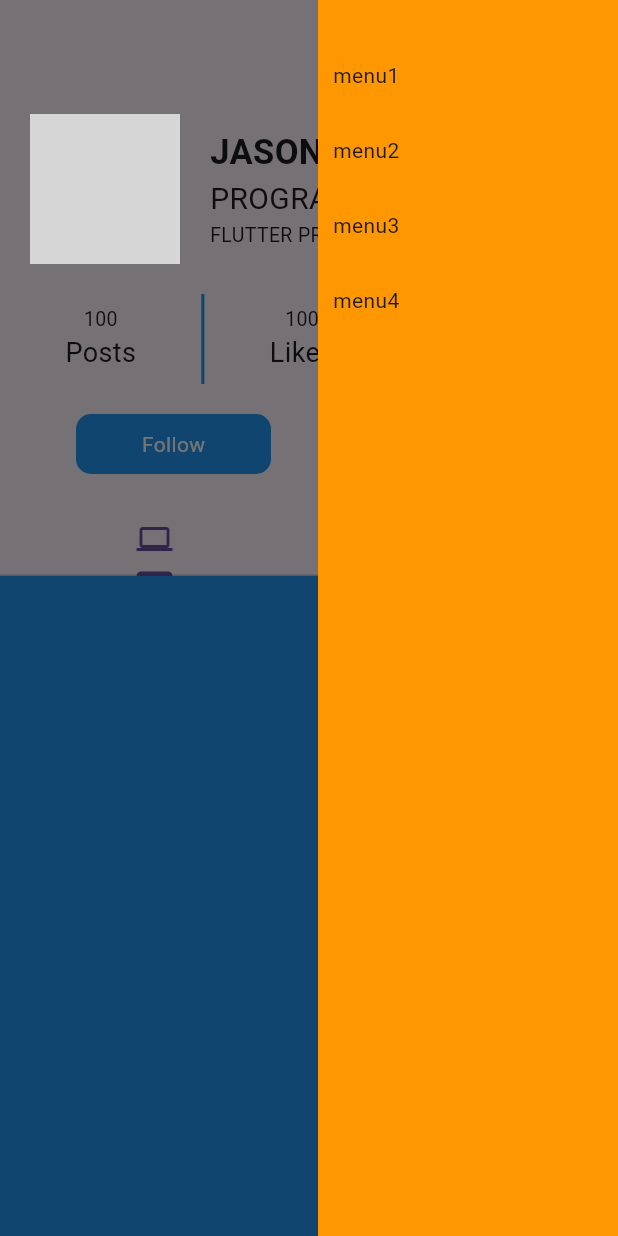
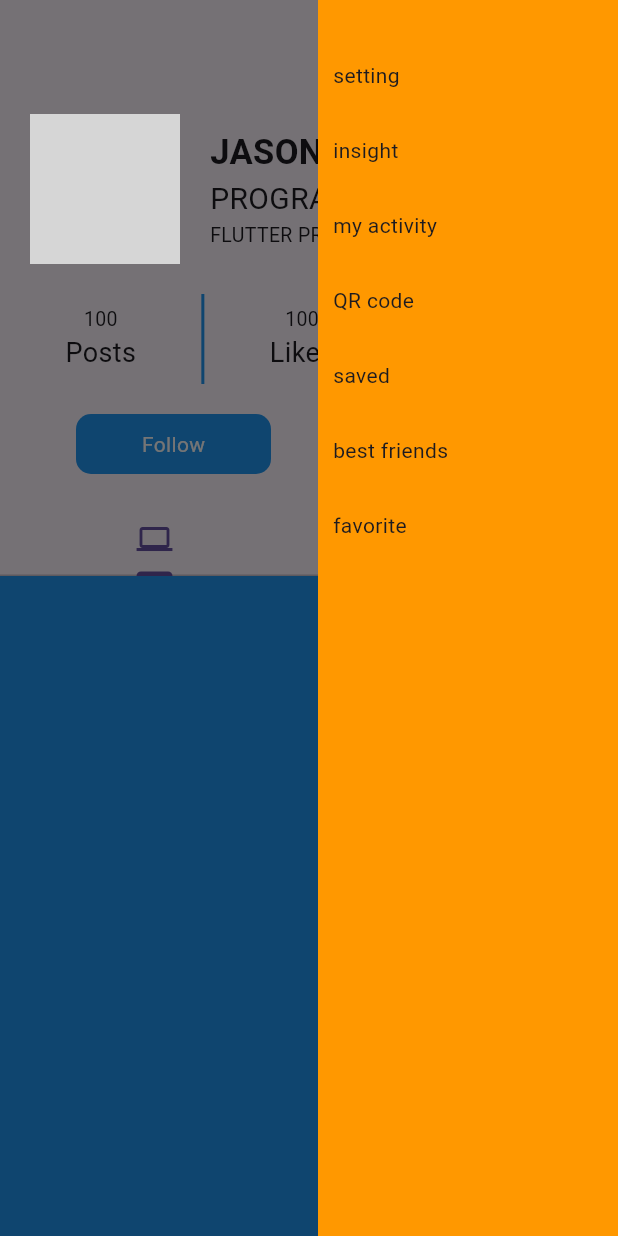
Before and after one commit to jingoochoi/flutter-tony, a Flutter app: the screen it shows after launch, with the side drawer open, on a phone screen of 412 x 824 dp. Run offline on Flutter 3.47's test engine with Material 3 defaults, Android fonts, the phone set to English and light mode, and no system bars; grey boxes are pictures that could not be loaded.

Commit message:
Update draw.dart

```diff
--- a/03.forPJ/profile/lib/components/draw.dart
+++ b/03.forPJ/profile/lib/components/draw.dart
@@ -15,13 +15,19 @@ class Draw extends StatelessWidget {
           crossAxisAlignment: CrossAxisAlignment.start,
           children: [
             SizedBox(height: 30,),
-            Text('menu1'),
+            Text('setting'),
             SizedBox(height: 30,),
-            Text('menu2'),
+            Text('insight'),
             SizedBox(height: 30,),
-            Text('menu3'),
+            Text('my activity'),
             SizedBox(height: 30,),
-            Text('menu4'),
+            Text('QR code'),
+            SizedBox(height: 30,),
+            Text('saved'),
+            SizedBox(height: 30,),
+            Text('best friends'),
+            SizedBox(height: 30,),
+            Text('favorite'),
           ],
         ),
       ),
```
